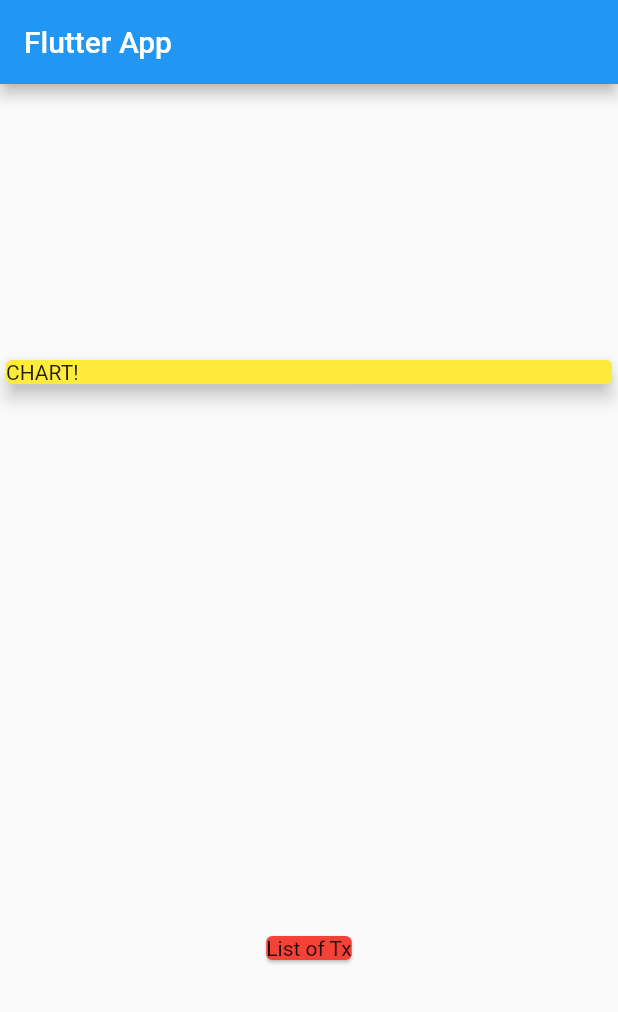
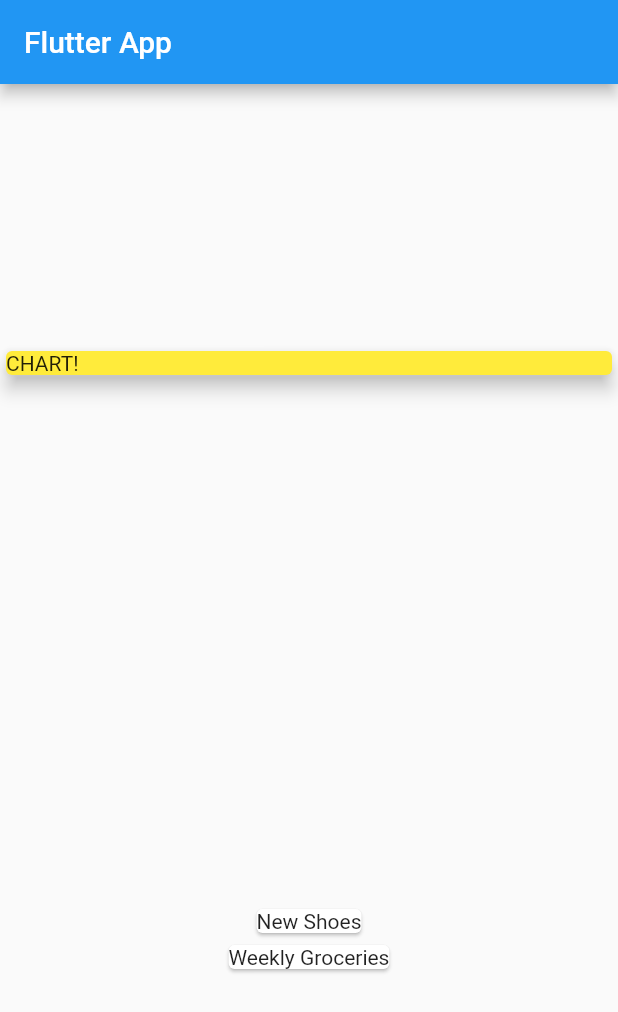
Before and after one commit to Rakesh-swain/Personal_Expenses_App, a Flutter app: the screen it shows after launch, on a phone screen of 412 x 824 dp. Shown: the top 1012 px of the screen. Run offline on Flutter 3.47's test engine with Material 2 defaults, Android fonts, the phone set to English and light mode, and no system bars.

Commit message:
mapping data into widgets

```diff
--- a/lib/main.dart
+++ b/lib/main.dart
@@ -50,9 +50,12 @@ class MyHomePage extends StatelessWidget {
                 elevation: 5,
               ),
             ),
-            const Card(
-              color: Colors.red,
-              child: Text("List of Tx"),
+            Column(
+              children: transaction.map((tx) {
+                return Card(
+                  child: Text(tx.title),
+                );
+              }).toList(),
             ),
           ]),
     );
```
